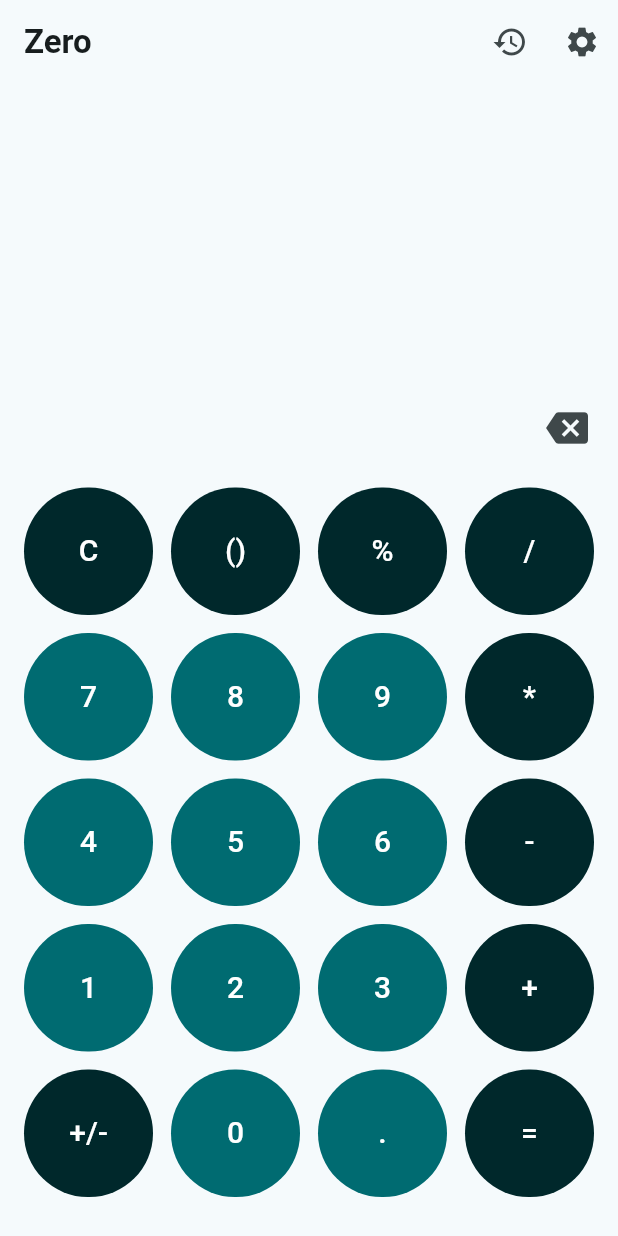
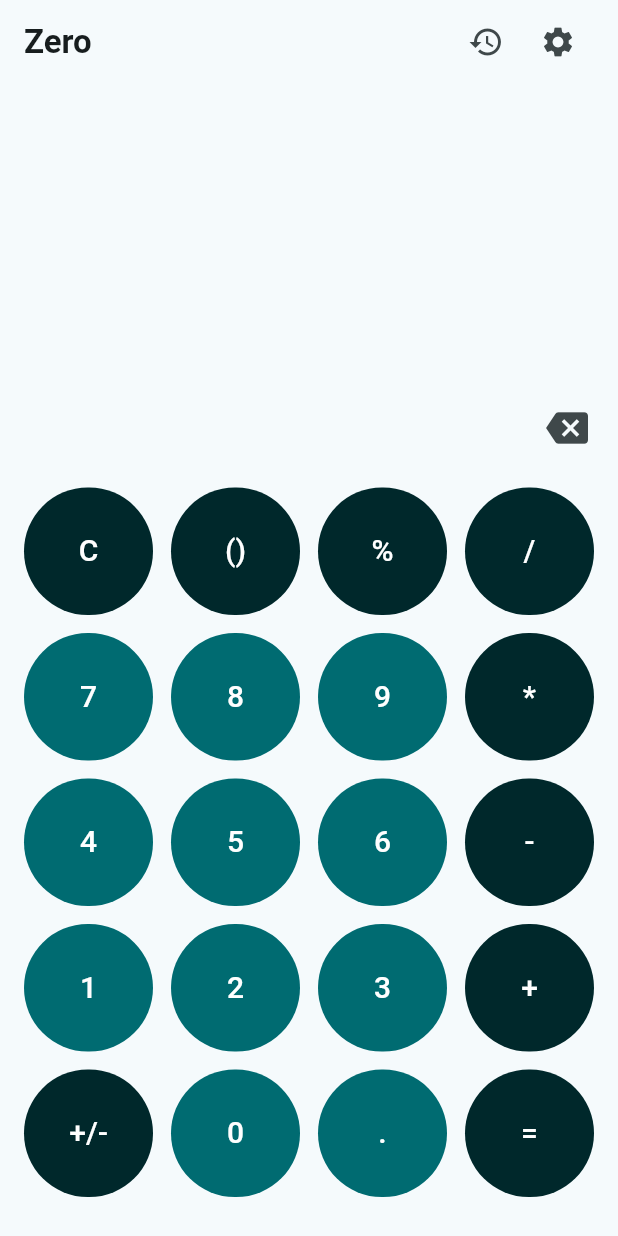
Before and after one commit to as9284/project_zero, a Flutter app: the screen it shows after launch, on a phone screen of 412 x 824 dp. Run offline on Flutter 3.47's test engine with Material 3 defaults, Android fonts, the phone set to English and light mode, and no system bars; our stand-ins replace math_expressions, package_info_plus, shared_preferences; missing offline and left inert: desktop_window.

Commit message:
Added padding to appbar

```diff
--- a/lib/views/home.dart
+++ b/lib/views/home.dart
@@ -255,6 +255,7 @@ class _HomePageState extends State<HomePage> {
             },
           ),
         ],
+        actionsPadding: EdgeInsets.only(right: 16),
       ),
       body: SafeArea(
         child: Column(
```
